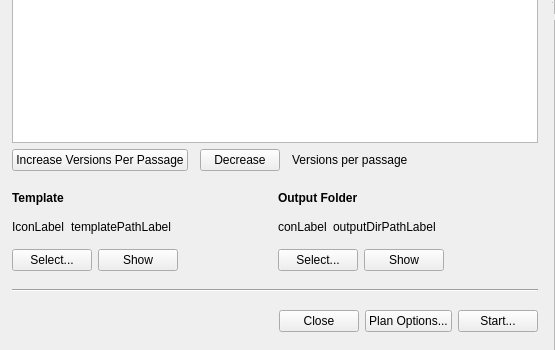
Before: the Qt Designer form multiscript/ui/main_window.ui in multiscript/multiscript, drawn with Qt 5; both pictures show x 0 to 555 and y 381 to 731 of the 872 by 731 pixel window.
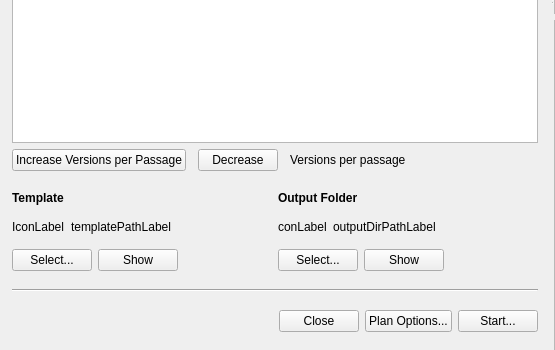
After: the same form once the commit is applied. Custom widgets are drawn as their Qt base class.

Commit message: Bump version and update changelog for next release

```diff
--- a/multiscript/ui/main_window.ui
+++ b/multiscript/ui/main_window.ui
@@ -308,7 +308,7 @@
                <item>
                 <widget class="QPushButton" name="addColumnButton">
                  <property name="text">
-                  <string>Increase Versions Per Passage</string>
+                  <string>Increase Versions per Passage</string>
                  </property>
                 </widget>
                </item>
```
The commit also changes 11 other files.
